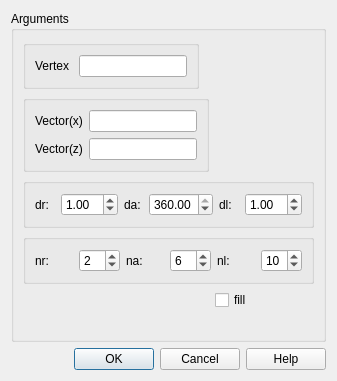
Qt form src/HEXABLOCKGUI/MakeCylindrical_QTD.ui (SalomePlatform/hexablock) before a commit.
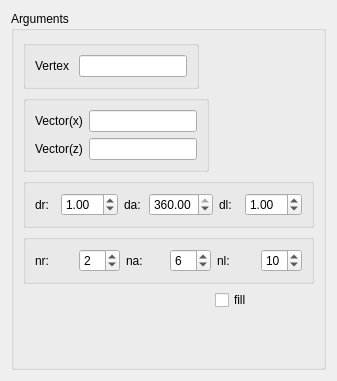
The same form after that commit.

Commit message: fixed : selection model added : highlight on propagation's edges 	apply button on dialog panel updated : association menu, object brower's name, menu always showing, ...

What changed in the file:
```diff
--- a/src/HEXABLOCKGUI/MakeCylindrical_QTD.ui
+++ b/src/HEXABLOCKGUI/MakeCylindrical_QTD.ui
@@ -219,16 +219,6 @@
      </layout>
     </widget>
    </item>
-   <item>
-    <widget class="QDialogButtonBox" name="buttonBox">
-     <property name="orientation">
-      <enum>Qt::Horizontal</enum>
-     </property>
-     <property name="standardButtons">
-      <set>QDialogButtonBox::Cancel|QDialogButtonBox::Ok|QDialogButtonBox::Help</set>
-     </property>
-    </widget>
-   </item>
   </layout>
  </widget>
  <resources/>
```
Left out of the diff: 35 changed lines with no effect on the pictures. The commit also changes 37 other files.
